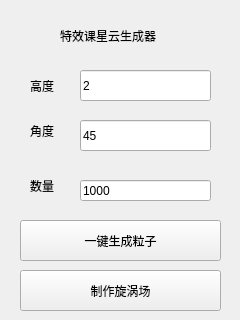
Above: poly.ui from TakaXu/- before the change. Below: the same form after it.
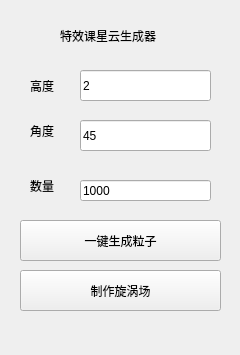
That is the form after the change.

```diff
--- a/poly.ui
+++ b/poly.ui
@@ -7,7 +7,7 @@
     <x>0</x>
     <y>0</y>
     <width>240</width>
-    <height>320</height>
+    <height>355</height>
    </rect>
   </property>
   <property name="windowTitle">
```
Left out of the diff: 4 changed lines with no effect on the pictures.
